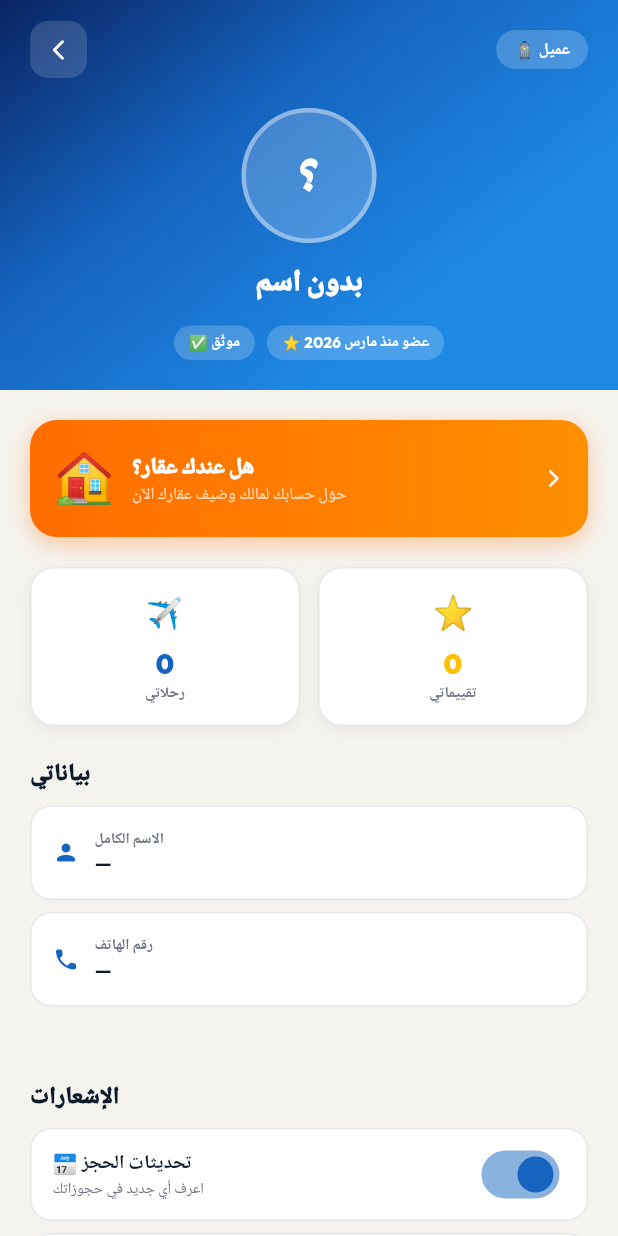
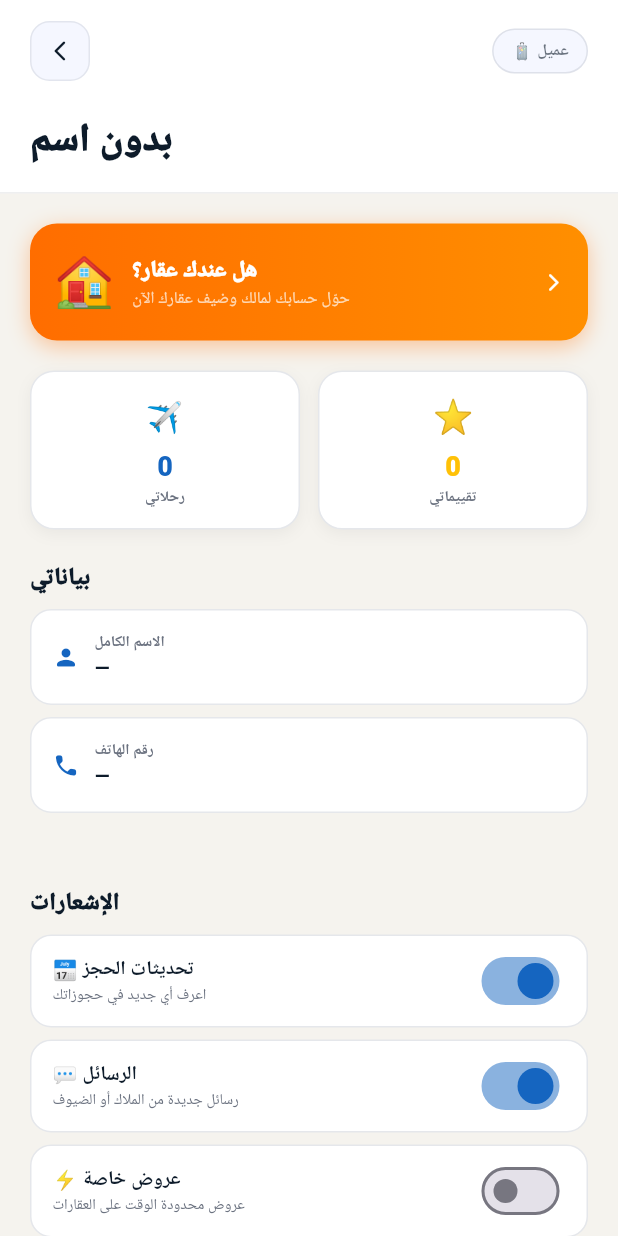
Before and after one commit to abddalrhmann44-dev/yalla-trip-backend, a Flutter app: the ProfilePage screen opened by its route, on a phone screen of 412 x 824 dp. Run offline on Flutter 3.47's test engine with Material 3 defaults, Android fonts, the phone set to English and light mode, and no system bars; our stand-ins replace cloud_firestore, firebase_auth, firebase_core, firebase_storage, google_sign_in, image_picker and 1 more; accounts and stored records are empty; network calls fail.

Commit message:
anther ubdate

```diff
--- a/lib/main.dart
+++ b/lib/main.dart
@@ -1,6 +1,5 @@
 import 'package:flutter/material.dart';
 import 'package:flutter/services.dart';
-import 'package:google_fonts/google_fonts.dart';
 import 'package:firebase_core/firebase_core.dart';
 import 'package:firebase_auth/firebase_auth.dart';
 import 'firebase_options.dart';
@@ -137,10 +136,10 @@ class _YallaTripAppState extends State<YallaTripApp> {
         brightness: brightness,
       ),
       scaffoldBackgroundColor:
-          isDark ? const Color(0xFF0D1117) : const Color(0xFFF5F3EE),
+          isDark ? const Color(0xFF0D1117) : Colors.white,
     );
     return base.copyWith(
-      textTheme: GoogleFonts.outfitTextTheme(base.textTheme).apply(
+      textTheme: base.textTheme.apply(
         bodyColor:    isDark ? Colors.white : const Color(0xFF0D1B2A),
         displayColor: isDark ? Colors.white : const Color(0xFF0D1B2A),
       ),
--- a/lib/pages/profile_page.dart
+++ b/lib/pages/profile_page.dart
@@ -32,7 +32,6 @@ class _ProfilePageState extends State<ProfilePage> {
   String  _name        = '';
   String  _email       = '';
   String  _phone       = '';
-  String  _memberSince = '';
   bool    _isOwner     = false;
   bool    _loading     = true;
 
@@ -75,13 +74,6 @@ class _ProfilePageState extends State<ProfilePage> {
       _email = data['email'] as String? ?? user.email ?? '';
       _phone = data['phone'] as String? ?? user.phoneNumber ?? '';
 
-      // Member since
-      if (data['createdAt'] != null) {
-        final ts = (data['createdAt'] as dynamic).toDate() as DateTime;
-        final months = ['يناير','فبراير','مارس','إبريل','مايو','يونيو',
-                        'يوليو','أغسطس','سبتمبر','أكتوبر','نوفمبر','ديسمبر'];
-        _memberSince = '${months[ts.month - 1]} ${ts.year}';
-      }
 
       // Owner stats
       if (_isOwner) {
@@ -206,48 +198,51 @@ class _ProfilePageState extends State<ProfilePage> {
 
   // ── Header (Real data) ────────────────────────────────────
   Widget _buildHeader() {
-    final initials = _name.isNotEmpty
-        ? _name.trim().split(' ').map((w) => w.isNotEmpty ? w[0] : '').take(2).join()
-        : '؟';
-
     return Container(
-      decoration: const BoxDecoration(
-        gradient: LinearGradient(
-          begin: Alignment.topLeft, end: Alignment.bottomCenter,
-          colors: [Color(0xFF0A2463), Color(0xFF1565C0), Color(0xFF1E88E5)],
-        ),
-      ),
-      child: SafeArea(bottom: false, child: Column(children: [
+      color: Colors.white,
+      child: SafeArea(bottom: false, child: Column(
+        crossAxisAlignment: CrossAxisAlignment.start,
+        children: [
+          // ── Top bar: back + role badge ──────────────
           Padding(
             padding: const EdgeInsets.fromLTRB(20, 14, 20, 0),
             child: Row(children: [
               GestureDetector(
                 onTap: () => Navigator.pop(context),
                 child: Container(
-                width: 38, height: 38,
+                  width: 40, height: 40,
                   decoration: BoxDecoration(
-                  color: Colors.white.withValues(alpha: 0.15),
-                  borderRadius: BorderRadius.circular(12),
+                    color: const Color(0xFFF5F7FF),
+                    borderRadius: BorderRadius.circular(13),
+                    border: Border.all(
+                        color: const Color(0xFF0D1B2A).withValues(alpha: 0.08)),
                   ),
                   child: const Icon(Icons.arrow_back_ios_new_rounded,
-                    color: Colors.white, size: 16),
+                      color: Color(0xFF0D1B2A), size: 16),
                 ),
               ),
               const Spacer(),
               // Role badge
               Container(
-              padding: const EdgeInsets.symmetric(horizontal: 12, vertical: 5),
+                padding: const EdgeInsets.symmetric(horizontal: 12, vertical: 6),
                 decoration: BoxDecoration(
                   color: _isOwner
-                    ? _kOrange.withValues(alpha: 0.85)
-                    : Colors.white.withValues(alpha: 0.2),
+                      ? _kOrange.withValues(alpha: 0.1)
+                      : const Color(0xFFF5F7FF),
                   borderRadius: BorderRadius.circular(20),
+                  border: Border.all(
+                    color: _isOwner
+                        ? _kOrange.withValues(alpha: 0.4)
+                        : const Color(0xFF0D1B2A).withValues(alpha: 0.1),
+                  ),
                 ),
                 child: Text(
                   _isOwner ? '🏠 مالك عقار' : '🧳 عميل',
-                style: const TextStyle(
-                    color: Colors.white, fontSize: 11,
-                    fontWeight: FontWeight.w800),
+                  style: TextStyle(
+                      color: _isOwner
+                          ? _kOrange
+                          : const Color(0xFF0D1B2A).withValues(alpha: 0.6),
+                      fontSize: 11, fontWeight: FontWeight.w800),
                 ),
               ),
             ]),
@@ -255,58 +250,27 @@ class _ProfilePageState extends State<ProfilePage> {
 
           const SizedBox(height: 20),
 
-        // Avatar with initials
-        Container(
-          width: 90, height: 90,
-          decoration: BoxDecoration(
-            color: Colors.white.withValues(alpha: 0.2),
-            shape: BoxShape.circle,
-            border: Border.all(
-                color: Colors.white.withValues(alpha: 0.4), width: 3),
+          // ── اسم المستخدم فقط ────────────────────────
+          Padding(
+            padding: const EdgeInsets.symmetric(horizontal: 20),
+            child: Text(
+              _name.isNotEmpty ? _name : 'بدون اسم',
+              style: const TextStyle(
+                fontSize: 26,
+                fontWeight: FontWeight.w900,
+                color: Color(0xFF0D1B2A),
+                letterSpacing: -0.8,
               ),
-          child: Center(child: Text(initials,
-              style: const TextStyle(
-                  fontSize: 32, fontWeight: FontWeight.w900,
-                  color: Colors.white))),
+            ),
           ),
 
-        const SizedBox(height: 12),
+          const SizedBox(height: 16),
 
-        Text(_name.isNotEmpty ? _name : 'بدون اسم',
-            style: const TextStyle(color: Colors.white,
-                fontSize: 20, fontWeight: FontWeight.w900)),
-        const SizedBox(height: 4),
-
-        if (_phone.isNotEmpty)
-          Text(_phone, style: TextStyle(
-              color: Colors.white.withValues(alpha: 0.75), fontSize: 12)),
-        if (_email.isNotEmpty)
-          Text(_email, style: TextStyle(
-              color: Colors.white.withValues(alpha: 0.65), fontSize: 11)),
-
-        const SizedBox(height: 10),
-
-        Row(mainAxisAlignment: MainAxisAlignment.center, children: [
-          _badge('✅ موثّق', Colors.white.withValues(alpha: 0.2)),
-          if (_memberSince.isNotEmpty) ...[
-            const SizedBox(width: 8),
-            _badge('⭐ عضو منذ $_memberSince',
-                Colors.white.withValues(alpha: 0.2)),
+          // ── Thin divider ────────────────────────────
+          Divider(height: 1,
+              color: const Color(0xFF0D1B2A).withValues(alpha: 0.07)),
         ],
-        ]),
-
-        const SizedBox(height: 20),
-      ])),
-    );
-  }
-
-  Widget _badge(String text, Color bg) {
-    return Container(
-      padding: const EdgeInsets.symmetric(horizontal: 10, vertical: 4),
-      decoration: BoxDecoration(
-          color: bg, borderRadius: BorderRadius.circular(20)),
-      child: Text(text, style: const TextStyle(
-          color: Colors.white, fontSize: 10, fontWeight: FontWeight.w700)),
+      )),
     );
   }
 
--- a/pubspec.yaml
+++ b/pubspec.yaml
@@ -61,3 +61,6 @@ flutter:
     - assets/images/properties/
     - assets/images/categories/
     - assets/images/onboarding/
+    - assets/images/welcome_bg.jpg
+    - assets/images/login_bg.jpg
+    - assets/images/register_bg.jpg
```
Also changed, not shown: lib/pages/chat_page.dart (+7 -7 lines), lib/pages/home_page.dart (+16 -26 lines), lib/pages/login_page.dart (+23 -5 lines), lib/pages/register_page.dart (+22 -2 lines), lib/pages/welcome_page.dart (+31 -6 lines), assets/images/login_bg.jpg (added), assets/images/register_bg.jpg (added), assets/images/welcome_bg.jpg (added). Lines whose indentation alone changed are shown as unchanged.
